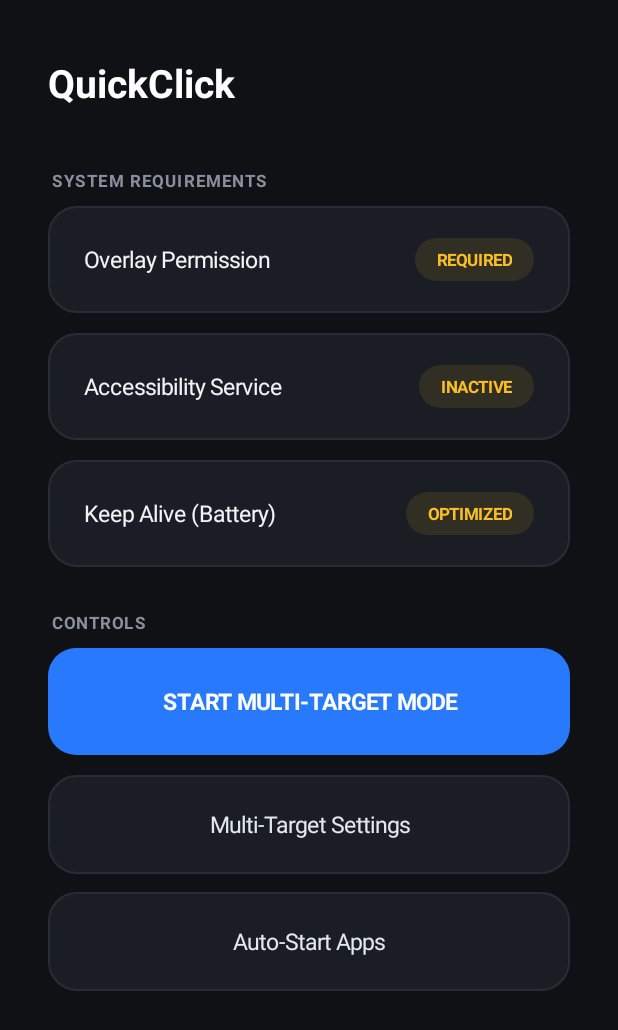
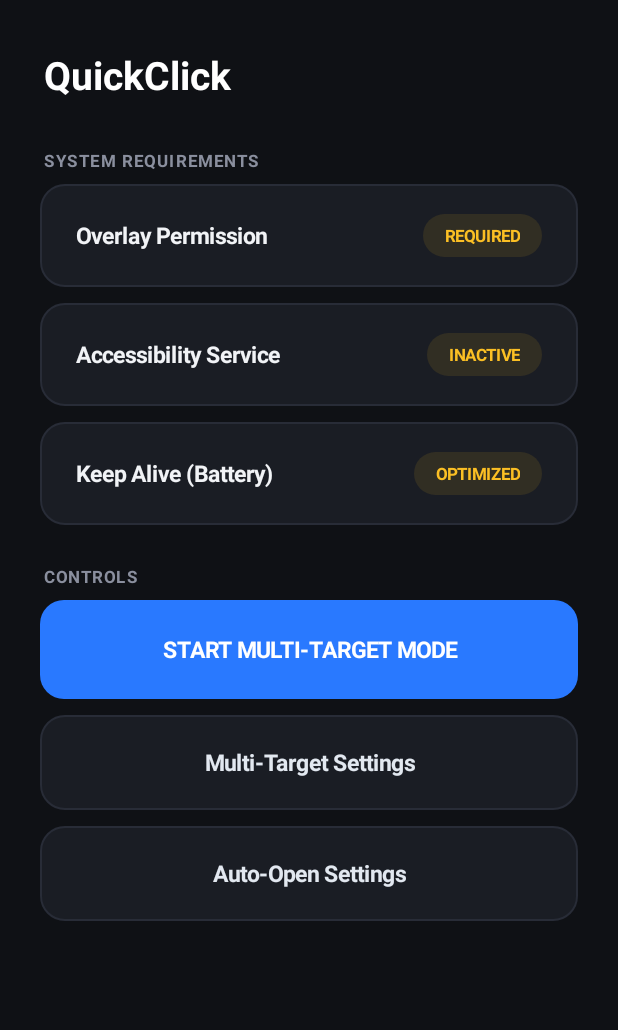
Before and after one commit to gwentale/QuickClick, an Android app: the screen it shows after launch (MainActivity), on a phone screen of 412 x 824 dp. Shown: the top 1030 px of the screen. Run offline under Robolectric (Android 15) with nearby library versions, the phone set to English and light mode, and no system bars.

Commit message:
Update MainActivity.kt

```diff
--- a/app/src/main/java/com/app/autoclicker/ui/MainActivity.kt
+++ b/app/src/main/java/com/app/autoclicker/ui/MainActivity.kt
@@ -35,7 +35,7 @@ class MainActivity : AppCompatActivity() {
 
         rootContainer = LinearLayout(this).apply {
             orientation = LinearLayout.VERTICAL
-            setPadding(48, 56, 48, 48)
+            setPadding(40, 48, 40, 48)
         }
 
         scroll.addView(rootContainer)
@@ -71,16 +71,14 @@ class MainActivity : AppCompatActivity() {
     private fun renderUI() {
         rootContainer.removeAllViews()
 
-        // App Title Header
         rootContainer.addView(TextView(this).apply {
             text = "QuickClick"
             textSize = 26f
             setTypeface(null, Typeface.BOLD)
             setTextColor(Color.WHITE)
-            setPadding(0, 0, 0, 36)
+            setPadding(4, 0, 0, 24)
         })
 
-        // Section: Permissions & Stability
         addSectionLabel("SYSTEM REQUIREMENTS")
 
         val overlayGranted = Settings.canDrawOverlays(this)
@@ -121,7 +119,6 @@ class MainActivity : AppCompatActivity() {
             }
         }
 
-        // Section: Controls
         addSectionLabel("CONTROLS")
 
         addPrimaryButton("START MULTI-TARGET MODE") {
@@ -140,7 +137,7 @@ class MainActivity : AppCompatActivity() {
             startActivity(Intent(this, SettingsActivity::class.java))
         }
 
-        addSecondaryButton("Auto-Start Apps") {
+        addSecondaryButton("Auto-Open Settings") {
             startActivity(Intent(this, AutoStartActivity::class.java))
         }
     }
@@ -152,7 +149,7 @@ class MainActivity : AppCompatActivity() {
             letterSpacing = 0.1f
             setTypeface(null, Typeface.BOLD)
             setTextColor(Color.parseColor("#8A8F9E"))
-            setPadding(4, 24, 0, 14)
+            setPadding(4, 24, 0, 12)
         })
     }
 
@@ -160,22 +157,23 @@ class MainActivity : AppCompatActivity() {
         val card = LinearLayout(this).apply {
             orientation = LinearLayout.HORIZONTAL
             gravity = Gravity.CENTER_VERTICAL
-            setPadding(36, 32, 36, 32)
+            setPadding(36, 30, 36, 30)
             background = GradientDrawable().apply {
                 setColor(Color.parseColor("#1A1D24"))
-                cornerRadius = 28f
+                cornerRadius = 24f
                 setStroke(2, Color.parseColor("#282C37"))
             }
             layoutParams = LinearLayout.LayoutParams(
                 LinearLayout.LayoutParams.MATCH_PARENT,
                 LinearLayout.LayoutParams.WRAP_CONTENT
-            ).apply { bottomMargin = 20 }
+            ).apply { bottomMargin = 16 }
             setOnClickListener { onClick() }
         }
 
         val tvTitle = TextView(this).apply {
             text = title
             textSize = 15f
+            setTypeface(null, Typeface.BOLD)
             setTextColor(Color.parseColor("#F1F3F6"))
             layoutParams = LinearLayout.LayoutParams(0, LinearLayout.LayoutParams.WRAP_CONTENT, 1f)
         }
@@ -204,15 +202,15 @@ class MainActivity : AppCompatActivity() {
             setTypeface(null, Typeface.BOLD)
             setTextColor(Color.WHITE)
             gravity = Gravity.CENTER
-            setPadding(32, 38, 32, 38)
+            setPadding(36, 34, 36, 34)
             background = GradientDrawable().apply {
                 setColor(Color.parseColor("#2979FF"))
-                cornerRadius = 28f
+                cornerRadius = 24f
             }
             layoutParams = LinearLayout.LayoutParams(
                 LinearLayout.LayoutParams.MATCH_PARENT,
                 LinearLayout.LayoutParams.WRAP_CONTENT
-            ).apply { bottomMargin = 20 }
+            ).apply { bottomMargin = 16 }
             setOnClickListener { onClick() }
         }
         rootContainer.addView(btn)
@@ -222,18 +220,19 @@ class MainActivity : AppCompatActivity() {
         val btn = TextView(this).apply {
             text = label
             textSize = 15f
+            setTypeface(null, Typeface.BOLD)
             setTextColor(Color.parseColor("#E2E8F0"))
             gravity = Gravity.CENTER
-            setPadding(32, 34, 32, 34)
+            setPadding(36, 32, 36, 32)
             background = GradientDrawable().apply {
                 setColor(Color.parseColor("#1A1D24"))
-                cornerRadius = 28f
+                cornerRadius = 24f
                 setStroke(2, Color.parseColor("#282C37"))
             }
             layoutParams = LinearLayout.LayoutParams(
                 LinearLayout.LayoutParams.MATCH_PARENT,
                 LinearLayout.LayoutParams.WRAP_CONTENT
-            ).apply { bottomMargin = 18 }
+            ).apply { bottomMargin = 16 }
             setOnClickListener { onClick() }
         }
         rootContainer.addView(btn)
```
